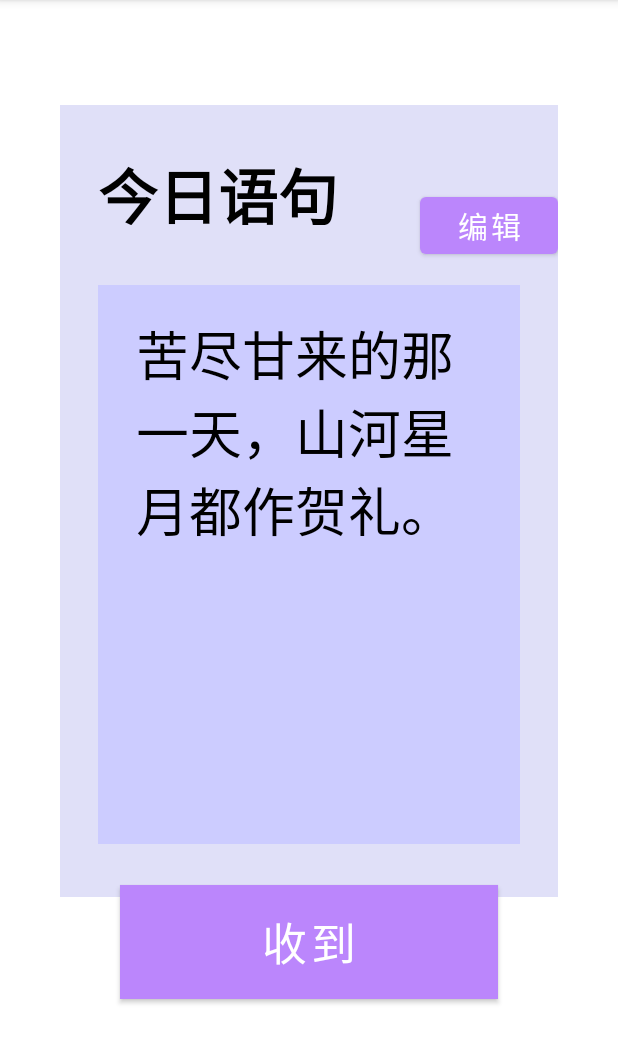
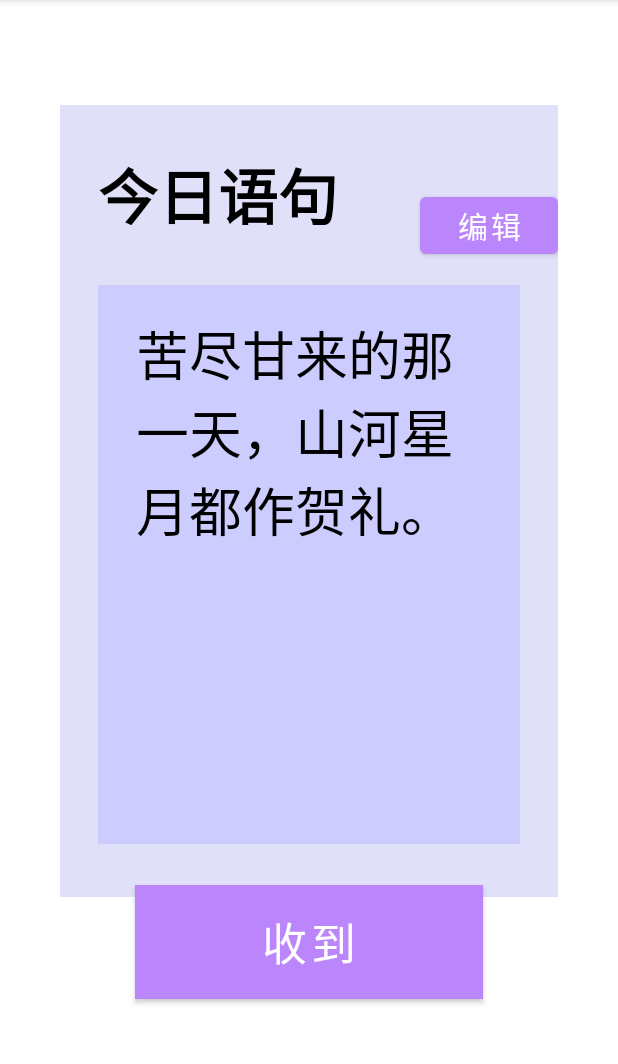
Before and after one commit to libingmoma/suiji, an Android app: the JitangActivity screen opened directly, with no data from a screen before it, on a phone screen of 412 x 824 dp, the part 84-1148 px from its top. Run offline under Robolectric (Android 15) with nearby library versions, the phone set to English and light mode, and no system bars.

```diff
--- a/app/src/main/java/com/example/suijifront/MainActivity.java
+++ b/app/src/main/java/com/example/suijifront/MainActivity.java
@@ -26,4 +26,6 @@ public class MainActivity extends AppCompatActivity {
         NavigationUI.setupWithNavController(navView, navController);
     }
 
+
+
 }
--- a/app/src/main/res/layout/activity_jitang.xml
+++ b/app/src/main/res/layout/activity_jitang.xml
@@ -19,6 +19,7 @@
             android:layout_marginTop="70dp"
             android:layout_marginRight="40dp"
             android:layout_marginBottom="170dp"
+            app:backgroundTint="@color/purple_300"
             android:background="@color/purple_300">
 
             <TextView
@@ -52,6 +53,7 @@
                 android:layout_marginTop="120dp"
                 android:layout_marginRight="25dp"
                 android:layout_marginBottom="35dp"
+                app:backgroundTint="@color/purple_400"
                 android:background="@color/purple_400">
 
                 <TextView
@@ -75,9 +77,9 @@
             android:id="@+id/receive"
             android:layout_width="match_parent"
             android:layout_height="wrap_content"
-            android:layout_marginLeft="80dp"
+            android:layout_marginLeft="90dp"
             android:layout_marginTop="590dp"
-            android:layout_marginRight="80dp"
+            android:layout_marginRight="90dp"
             android:background="#FFBB86"
             android:padding="9dp"
             android:text="收到"
--- a/app/src/main/res/layout/activity_message_log_in.xml
+++ b/app/src/main/res/layout/activity_message_log_in.xml
@@ -52,7 +52,6 @@
             android:textColor="@android:color/white"
             android:textSize="20sp"
             android:visibility="visible"
-            android:backgroundTint="@color/purple_200"
             app:backgroundTint="@color/purple_200"/>
     </RelativeLayout>
 
@@ -69,7 +68,6 @@
         android:textColor="@android:color/white"
         android:textSize="30sp"
         android:visibility="visible"
-        android:backgroundTint="@color/purple_200"
         app:backgroundTint="@color/purple_200"/>
 
 
```
